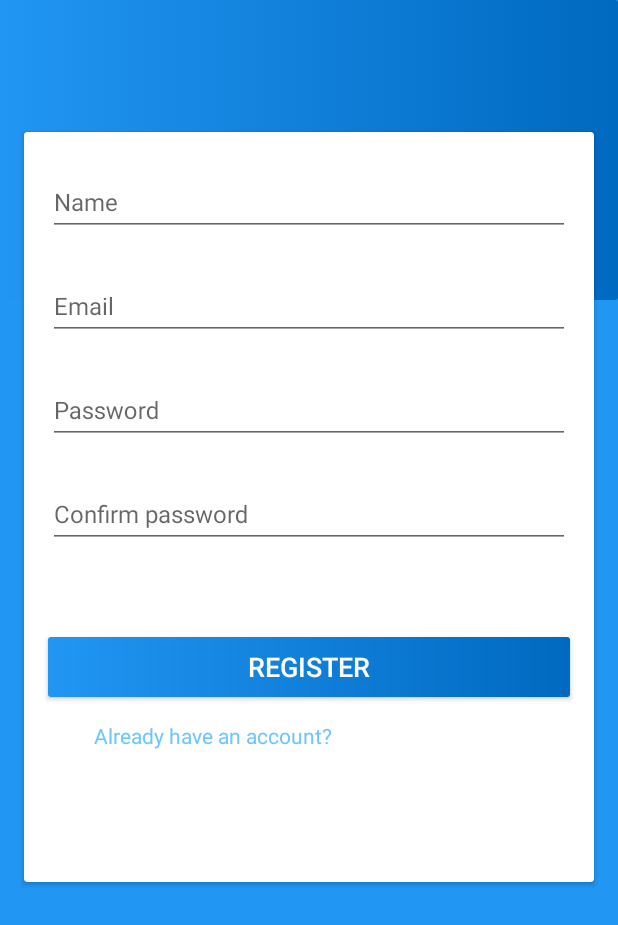
After one commit to LinkEdgar/Lost, an Android app: the CreateAccountFragment screen opened through its navigation route, on a phone screen of 412 x 824 dp. The commit adds this screen. Shown: the top 925 px of the screen. Run offline under Robolectric (Android 15) with nearby library versions, the phone set to English and light mode, and no system bars; 2 statements that could not run were skipped.

Commit message:
Added layout for CreateAccount Ui

```diff
--- a/app/build.gradle
+++ b/app/build.gradle
@@ -20,6 +20,10 @@ android {
             proguardFiles getDefaultProguardFile('proguard-android-optimize.txt'), 'proguard-rules.pro'
         }
     }
+
+    dataBinding {
+        enabled = true
+    }
 }
 
 dependencies {
--- a/app/src/main/java/com/example/lost/Activities/LoginActivity.kt
+++ b/app/src/main/java/com/example/lost/Activities/LoginActivity.kt
@@ -2,21 +2,12 @@ package com.example.lost.Activities
 
 import android.os.Bundle
 import androidx.appcompat.app.AppCompatActivity
-import androidx.lifecycle.ViewModelProviders
 import com.example.lost.R
-import com.example.lost.ViewModels.LoginFragmentViewModel
-import kotlinx.android.synthetic.main.fragment_login.*
 
 class LoginActivity : AppCompatActivity() {
 
-    private lateinit var viewModel: LoginFragmentViewModel
     override fun onCreate(savedInstanceState: Bundle?) {
         super.onCreate(savedInstanceState)
         setContentView(R.layout.activity_main)
-        viewModel = ViewModelProviders.of(this).get(LoginFragmentViewModel::class.java)
-    }
-
-    private fun setUi(){
-
     }
 }
--- /dev/null
+++ b/app/src/main/java/com/example/lost/Fragments/CreateAccountFragment.kt
@@ -0,0 +1,16 @@
+package com.example.lost.Fragments
+
+import android.os.Bundle
+import android.view.LayoutInflater
+import android.view.View
+import android.view.ViewGroup
+import androidx.fragment.app.Fragment
+import com.example.lost.R
+
+class CreateAccountFragment : Fragment(){
+
+    override fun onCreateView(inflater: LayoutInflater, container: ViewGroup?, savedInstanceState: Bundle?): View? {
+        val rootView = inflater.inflate(R.layout.fragment_create_account, container, false)
+        return rootView
+    }
+}
--- a/app/src/main/java/com/example/lost/Fragments/LoginFragment.kt
+++ b/app/src/main/java/com/example/lost/Fragments/LoginFragment.kt
@@ -5,12 +5,28 @@ import android.view.LayoutInflater
 import android.view.View
 import android.view.ViewGroup
 import androidx.fragment.app.Fragment
+import androidx.lifecycle.ViewModelProviders
 import com.example.lost.R
+import com.example.lost.ViewModels.LoginFragmentViewModel
+import com.example.lost.databinding.FragmentLoginBinding
 
 class LoginFragment : Fragment(){
 
+    private lateinit var viewModel: LoginFragmentViewModel
+    private lateinit var binding: FragmentLoginBinding
+
     override fun onCreateView(inflater: LayoutInflater, container: ViewGroup?, savedInstanceState: Bundle?): View? {
         val rootView = inflater.inflate(R.layout.fragment_login, container, false)
+
+        binding = FragmentLoginBinding.bind(rootView)
+        viewModel = ViewModelProviders.of(this).get(LoginFragmentViewModel::class.java)
+
+        setUi()
         return rootView
     }
+
+    private fun setUi(){
+        binding.createAccountBt.setOnClickListener { viewModel.switchToCreateAccount(view!!)}
+    }
+
 }
--- a/app/src/main/java/com/example/lost/ViewModels/LoginFragmentViewModel.kt
+++ b/app/src/main/java/com/example/lost/ViewModels/LoginFragmentViewModel.kt
@@ -2,9 +2,12 @@ package com.example.lost.ViewModels
 
 import android.content.Context
 import android.content.Intent
+import android.view.View
 import androidx.lifecycle.MutableLiveData
 import androidx.lifecycle.ViewModel
+import androidx.navigation.findNavController
 import com.example.lost.Activities.LoginActivity
+import com.example.lost.R
 
 class LoginFragmentViewModel : ViewModel(){
 
@@ -26,4 +29,8 @@ class LoginFragmentViewModel : ViewModel(){
         intent.flags = Intent.FLAG_ACTIVITY_NEW_TASK or Intent.FLAG_ACTIVITY_CLEAR_TASK
         context.startActivity(intent)
     }
+
+    fun switchToCreateAccount(view: View){
+        view.findNavController().navigate(R.id.action_loginFragment_to_createAccountFragment)
+    }
 }
--- /dev/null
+++ b/app/src/main/res/drawable/button_border.xml
@@ -0,0 +1,14 @@
+<?xml version="1.0" encoding="utf-8"?>
+<selector xmlns:android="http://schemas.android.com/apk/res/android">
+    <item>
+        <shape android:shape="rectangle">
+            <!-- background -->
+
+            <!-- border -->
+            <stroke android:width="2dp" android:color="@color/colorLight" />
+
+            <!-- corner roundness -->
+            <corners android:radius="2dp" />
+        </shape>
+    </item>
+</selector>
--- /dev/null
+++ b/app/src/main/res/layout/fragment_create_account.xml
@@ -0,0 +1,143 @@
+<?xml version="1.0" encoding="utf-8"?>
+<androidx.constraintlayout.widget.ConstraintLayout
+        xmlns:android="http://schemas.android.com/apk/res/android"
+        android:layout_width="match_parent"
+        android:background="@color/colorPrimary"
+        android:layout_height="match_parent"
+        xmlns:tools="http://schemas.android.com/tools"
+        xmlns:app="http://schemas.android.com/apk/res-auto">
+
+    <View
+            android:background="@drawable/gradient_background"
+            android:layout_width="match_parent"
+            android:layout_height="@dimen/divider_height"
+            tools:layout_editor_absoluteX="0dp"
+            app:layout_constraintTop_toTopOf="parent"
+            android:id="@+id/view"/>
+
+    <androidx.cardview.widget.CardView
+            android:layout_marginRight="@dimen/horizontal_margin"
+            android:layout_marginLeft="@dimen/horizontal_margin"
+            android:layout_width="match_parent"
+            android:layout_height="@dimen/create_account_card"
+            tools:layout_editor_absoluteX="0dp"
+            app:layout_constraintTop_toTopOf="@+id/view"
+            android:layout_marginTop="88dp">
+
+        <androidx.constraintlayout.widget.ConstraintLayout
+                android:layout_width="match_parent"
+                android:layout_height="match_parent">
+
+            <com.google.android.material.textfield.TextInputLayout
+                    android:id="@+id/name_layout"
+                    app:layout_constraintTop_toTopOf="parent"
+                    android:layout_margin="@dimen/vertical_margin"
+                    android:layout_width="match_parent"
+                    android:layout_height="wrap_content">
+
+                <com.google.android.material.textfield.TextInputEditText
+                        android:singleLine="true"
+                        android:id="@+id/name_et"
+                        android:textSize="@dimen/hint_text_size"
+                        android:hint="@string/create_account_name_hint"
+                        android:layout_width="match_parent"
+                        android:layout_height="wrap_content"/>
+            </com.google.android.material.textfield.TextInputLayout>
+
+
+            <com.google.android.material.textfield.TextInputLayout
+                    android:id="@+id/email_layout"
+                    app:layout_constraintTop_toBottomOf="@+id/name_layout"
+                    android:layout_margin="@dimen/vertical_margin"
+                    android:layout_width="match_parent"
+                    android:layout_height="wrap_content">
+
+                <com.google.android.material.textfield.TextInputEditText
+                        android:singleLine="true"
+                        android:id="@+id/email_et"
+                        android:textSize="@dimen/hint_text_size"
+                        android:hint="@string/email_hint"
+                        android:layout_width="match_parent"
+                        android:layout_height="wrap_content"/>
+            </com.google.android.material.textfield.TextInputLayout>
+
+            <com.google.android.material.textfield.TextInputLayout
+                    android:id="@+id/password_layout"
+                    app:layout_constraintTop_toBottomOf="@+id/email_layout"
+                    android:layout_margin="@dimen/vertical_margin"
+                    android:layout_width="match_parent"
+                    android:layout_height="wrap_content">
+
+                <com.google.android.material.textfield.TextInputEditText
+                        android:singleLine="true"
+                        android:id="@+id/password_et"
+                        android:textSize="@dimen/hint_text_size"
+                        android:hint="@string/login_password_hint"
+                        android:layout_width="match_parent"
+                        android:layout_height="wrap_content"/>
+            </com.google.android.material.textfield.TextInputLayout>
+
+            <com.google.android.material.textfield.TextInputLayout
+                    app:layout_constraintTop_toBottomOf="@+id/password_layout"
+                    android:layout_margin="@dimen/vertical_margin"
+                    android:layout_width="match_parent"
+                    android:layout_height="wrap_content"
+                    android:id="@+id/confirm_layout"
+                    tools:layout_editor_absoluteX="16dp">
+
+                <com.google.android.material.textfield.TextInputEditText
+                        android:singleLine="true"
+                        android:id="@+id/confirm_pass_et"
+                        android:textSize="@dimen/hint_text_size"
+                        android:hint="@string/password_confirmation_hint"
+                        android:layout_width="match_parent"
+                        android:layout_height="wrap_content"/>
+            </com.google.android.material.textfield.TextInputLayout>
+
+            -->
+
+            <Button
+                    android:text="@string/create_account_button"
+                    android:textSize="@dimen/button_text_size"
+                    android:textColor="@android:color/white"
+                    android:layout_margin="@dimen/vertical_margin"
+                    android:background="@drawable/button_background"
+                    android:layout_width="match_parent"
+                    android:layout_height="@dimen/card_button_height"
+                    tools:layout_editor_absoluteX="16dp"
+                    android:id="@+id/button"
+                    android:layout_marginBottom="8dp"
+                    app:layout_constraintBottom_toTopOf="@+id/textView"/>
+
+            <TextView
+                    android:textColor="@color/colorLight"
+                    android:text="@string/switch_to_login_text"
+                    android:layout_width="wrap_content"
+                    android:layout_height="wrap_content"
+                    app:layout_constraintEnd_toStartOf="@+id/button"
+                    android:layout_marginEnd="8dp"
+                    android:layout_marginRight="8dp"
+                    app:layout_constraintStart_toEndOf="@+id/button"
+                    android:layout_marginLeft="8dp"
+                    android:layout_marginStart="8dp"
+                    app:layout_constraintHorizontal_bias="0.622"
+                    android:layout_marginBottom="88dp"
+                    app:layout_constraintBottom_toBottomOf="parent"
+                    android:id="@+id/textView"/>
+
+            <Button
+                    android:textColor="@color/colorLight"
+                    android:background="@drawable/button_border"
+                    android:text="Sign In"
+                    android:layout_width="70dp"
+                    android:layout_height="@dimen/card_button_height"
+                    app:layout_constraintTop_toBottomOf="@+id/textView"
+                    app:layout_constraintBottom_toTopOf="@+id/textView"
+                    app:layout_constraintStart_toEndOf="@+id/textView"
+                    android:layout_marginLeft="8dp"
+                    android:layout_marginStart="8dp"/>
+        </androidx.constraintlayout.widget.ConstraintLayout>
+
+    </androidx.cardview.widget.CardView>
+
+</androidx.constraintlayout.widget.ConstraintLayout>
--- a/app/src/main/res/layout/fragment_login.xml
+++ b/app/src/main/res/layout/fragment_login.xml
@@ -1,8 +1,13 @@
 <?xml version="1.0" encoding="utf-8"?>
+<layout xmlns:android="http://schemas.android.com/apk/res/android"
+        xmlns:app="http://schemas.android.com/apk/res-auto"
+        xmlns:tools="http://schemas.android.com/tools">
+
+    <data>
+
+    </data>
+
     <androidx.constraintlayout.widget.ConstraintLayout
-        xmlns:android="http://schemas.android.com/apk/res/android"
-        xmlns:app="http://schemas.android.com/apk/res-auto"
-        xmlns:tools="http://schemas.android.com/tools"
             android:background="@color/colorPrimary"
             android:layout_width="match_parent"
             android:layout_height="match_parent"
@@ -42,6 +47,7 @@
                         app:layout_constraintTop_toTopOf="parent">
 
                     <com.google.android.material.textfield.TextInputEditText
+                            android:singleLine="true"
                             android:textSize="@dimen/hint_text_size"
                             android:hint="@string/login_username_hint"
                             android:layout_width="match_parent"
@@ -68,6 +74,7 @@
                         app:layout_constraintTop_toBottomOf="@id/layout_username">
 
                     <com.google.android.material.textfield.TextInputEditText
+                            android:singleLine="true"
                             android:textSize="@dimen/hint_text_size"
                             android:hint="@string/login_password_hint"
                             android:layout_width="match_parent"
@@ -90,7 +97,7 @@
                         android:text="@string/login_sign_in_bt"
                         android:background="@drawable/button_background"
                         android:layout_width="match_parent"
-                    android:layout_height="40dp"
+                        android:layout_height="@dimen/card_button_height"
                         tools:layout_editor_absoluteX="0dp"
                         android:layout_marginBottom="@dimen/vertical_margin"
                         app:layout_constraintBottom_toTopOf="@+id/create_account_bt"
@@ -104,7 +111,7 @@
                         android:text="@string/login_create_account_bt"
                         android:background="@drawable/button_background"
                         android:layout_width="match_parent"
-                    android:layout_height="40dp"
+                        android:layout_height="@dimen/card_button_height"
                         tools:layout_editor_absoluteX="0dp"
                         app:layout_constraintTop_toBottomOf="@+id/sign_in_bt"
                         tools:layout_editor_absoluteY="296dp"/>
@@ -113,3 +120,4 @@
         </androidx.cardview.widget.CardView>
 
     </androidx.constraintlayout.widget.ConstraintLayout>
+</layout>
--- a/app/src/main/res/navigation/login_nav.xml
+++ b/app/src/main/res/navigation/login_nav.xml
@@ -7,5 +7,13 @@
     <fragment
             android:id="@+id/loginFragment"
             android:name="com.example.lost.Fragments.LoginFragment"
-            android:label="LoginFragment"/>
+            android:label="LoginFragment">
+        <action
+                android:id="@+id/action_loginFragment_to_createAccountFragment"
+                app:destination="@id/createAccountFragment"/>
+    </fragment>
+    <fragment
+            android:id="@+id/createAccountFragment"
+            android:name="com.example.lost.Fragments.CreateAccountFragment"
+            android:label="CreateAccountFragment"/>
 </navigation>
--- a/app/src/main/res/values/dimen.xml
+++ b/app/src/main/res/values/dimen.xml
@@ -8,9 +8,14 @@
     <dimen name="button_text_size">18sp</dimen>
     <dimen name="icon_size">32dp</dimen>
 
+    <dimen name="card_button_height">40dp</dimen>
+
     <dimen name="hint_text_size">16sp</dimen>
     <!-- Login Fragment-->
     <dimen name="divider_height">200dp</dimen>
     <dimen name="login_card">400dp</dimen>
 
+    <!-- CreateAccount Fragment -->
+    <dimen name="create_account_card">500dp</dimen>
+
 </resources>
--- a/app/src/main/res/values/strings.xml
+++ b/app/src/main/res/values/strings.xml
@@ -1,8 +1,17 @@
 <resources>
     <string name="app_name">Lost</string>
 
+    <!-- Login Fragment-->
     <string name="login_username_hint">Username</string>
     <string name="login_password_hint">Password</string>
     <string name="login_sign_in_bt">Sign In</string>
     <string name="login_create_account_bt"> Create Account</string>
+
+    <!-- Create account  -->
+
+    <string name="create_account_button">Register</string>
+    <string name="create_account_name_hint"> Name</string>
+    <string name="password_confirmation_hint">Confirm password</string>
+    <string name="email_hint">Email</string>
+    <string name="switch_to_login_text">Already have an account?</string>
 </resources>
```
Lines whose indentation alone changed are shown as unchanged.
